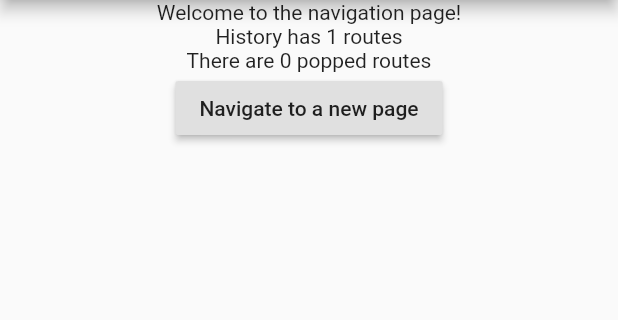
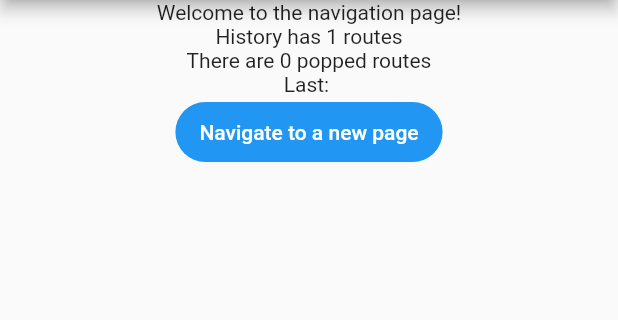
Before and after one commit to Polarts/navigation_history_observer, a Flutter app: the screen it shows after launch, on a phone screen of 412 x 824 dp, the part 84-404 px from its top. Run offline on Flutter 3.47's test engine with Material 2 defaults, Android fonts, the phone set to English and light mode, and no system bars; our stand-ins replace built_collection.

Commit message:
Fix .top early access, upgrade example project

```diff
--- a/example/lib/main.dart
+++ b/example/lib/main.dart
@@ -8,32 +8,29 @@ void main() {
 class MyApp extends StatelessWidget {
   // This widget is the root of your application.
   @override
-  Widget build(BuildContext context) {
-    return MaterialApp(
+  Widget build(BuildContext context) => MaterialApp(
         title: 'Flutter Demo',
         theme: ThemeData(
           primarySwatch: Colors.blue,
           visualDensity: VisualDensity.adaptivePlatformDensity,
         ),
-      home: ExamplePage(pageNum: 1,),
+        home: ExamplePage(
+          pageNum: 1,
+        ),
         navigatorObservers: [NavigationHistoryObserver()],
       );
 }
-}
 
 class ExamplePage extends StatefulWidget {
-
-  ExamplePage({Key key, this.pageNum}) : super(key: key);
+  ExamplePage({Key? key, required this.pageNum}) : super(key: key);
 
   final int pageNum;
 
   @override
   _ExamplePageState createState() => _ExamplePageState();
-
 }
 
 class _ExamplePageState extends State<ExamplePage> {
-
   final NavigationHistoryObserver historyObserver = NavigationHistoryObserver();
 
   int historyCount = 0;
@@ -46,18 +43,14 @@ class _ExamplePageState extends State<ExamplePage> {
     historyCount = historyObserver.history.length;
     poppedCount = historyObserver.poppedRoutes.length;
 
-    historyObserver.historyChangeStream.listen(
-      (change) => setState(() {
+    historyObserver.historyChangeStream.listen((change) => setState(() {
           historyCount = historyObserver.history.length;
           poppedCount = historyObserver.poppedRoutes.length;
-        }
-      )
-    );
+        }));
   }
 
   @override
-  Widget build(BuildContext context) =>
-      Scaffold(
+  Widget build(BuildContext context) => Scaffold(
         appBar: AppBar(
           title: Row(
             children: <Widget>[
@@ -71,14 +64,14 @@ class _ExamplePageState extends State<ExamplePage> {
               Text("Welcome to the navigation page!"),
               Text("History has $historyCount routes"),
               Text("There are $poppedCount popped routes"),
-              RaisedButton(
+              Text("Last: "),
+              FilledButton(
                 child: Text("Navigate to a new page"),
                 onPressed: () => Navigator.push(
                     context,
                     MaterialPageRoute(
-                        builder: (context) => ExamplePage(pageNum: widget.pageNum + 1)
-                    )
-                ),
+                        builder: (context) =>
+                            ExamplePage(pageNum: widget.pageNum + 1))),
               )
             ],
           ),
--- a/example/pubspec.yaml
+++ b/example/pubspec.yaml
@@ -5,13 +5,13 @@ publish_to: 'none'
 version: 1.0.0
 
 environment:
-  sdk: ">=2.7.0 <3.0.0"
+  sdk: ">=2.12.0 <4.0.0"
 
 dependencies:
   flutter:
     sdk: flutter
-  navigation_history_observer: 1.0.3
-  cupertino_icons: ^0.1.3
+  navigation_history_observer:
+    path: ../
 
 dev_dependencies:
   flutter_test:
--- a/lib/navigation_history_observer.dart
+++ b/lib/navigation_history_observer.dart
@@ -6,7 +6,6 @@ import 'package:built_collection/built_collection.dart';
 import 'package:flutter/widgets.dart';
 
 class NavigationHistoryObserver extends NavigatorObserver {
-
   /// A list of all the past routes
   final List<Route<dynamic>?> _history = <Route<dynamic>?>[];
 
@@ -15,7 +14,7 @@ class NavigationHistoryObserver extends NavigatorObserver {
       BuiltList<Route<dynamic>>.from(_history);
 
   /// Gets the top route in the navigation stack.
-  Route<dynamic>? get top => _history.last;
+  Route<dynamic>? get top => _history.isNotEmpty ? _history.last : null;
 
   /// A list of all routes that were popped to reach the current.
   final List<Route<dynamic>?> _poppedRoutes = <Route<dynamic>?>[];
@@ -35,7 +34,8 @@ class NavigationHistoryObserver extends NavigatorObserver {
   Stream<dynamic> get historyChangeStream =>
       _historyChangeStreamController.stream;
 
-  static final NavigationHistoryObserver _singleton = NavigationHistoryObserver._internal();
+  static final NavigationHistoryObserver _singleton =
+      NavigationHistoryObserver._internal();
   NavigationHistoryObserver._internal();
   factory NavigationHistoryObserver() {
     return _singleton;
--- a/pubspec.yaml
+++ b/pubspec.yaml
@@ -4,7 +4,7 @@ version: 1.1.0
 homepage: https://github.com/Polarts/navigation_history_observer
 
 environment:
-  sdk: '>=2.12.0 <3.0.0'
+  sdk: '>=2.12.0 <4.0.0'
 
 dependencies:
   flutter:
```
Also changed, not shown: 10 other files. Lines whose indentation alone changed are shown as unchanged.
